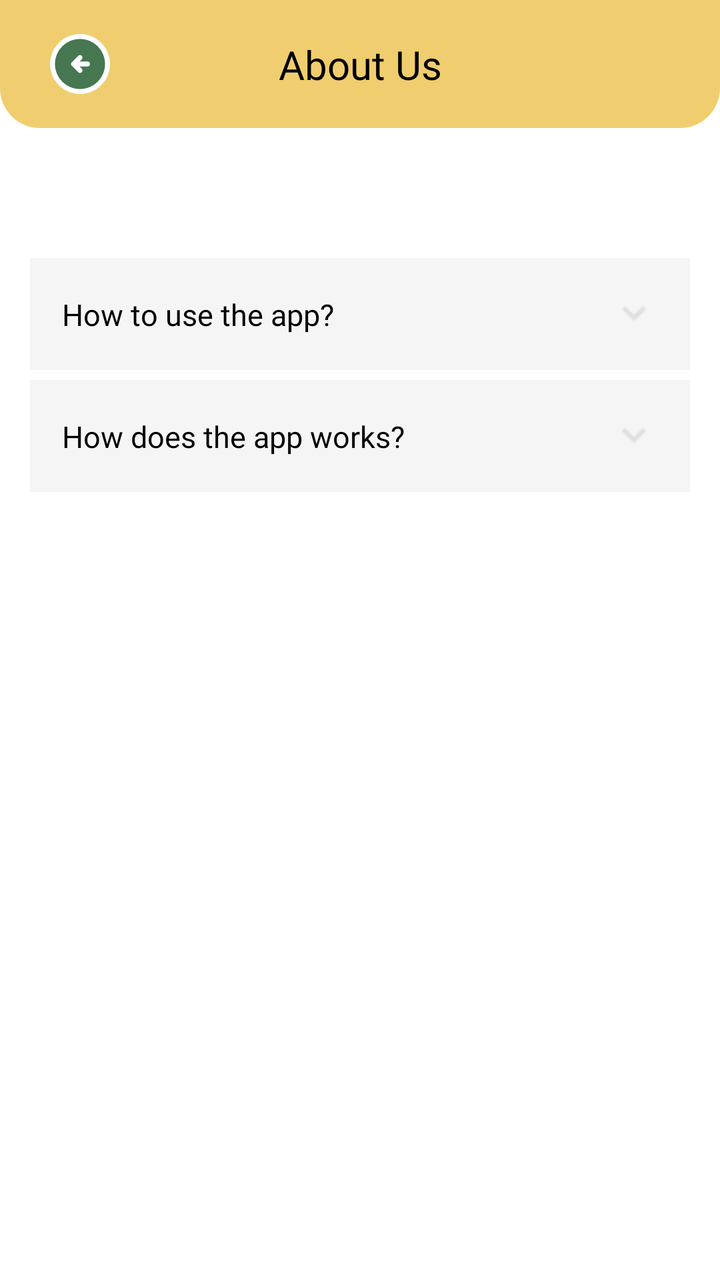
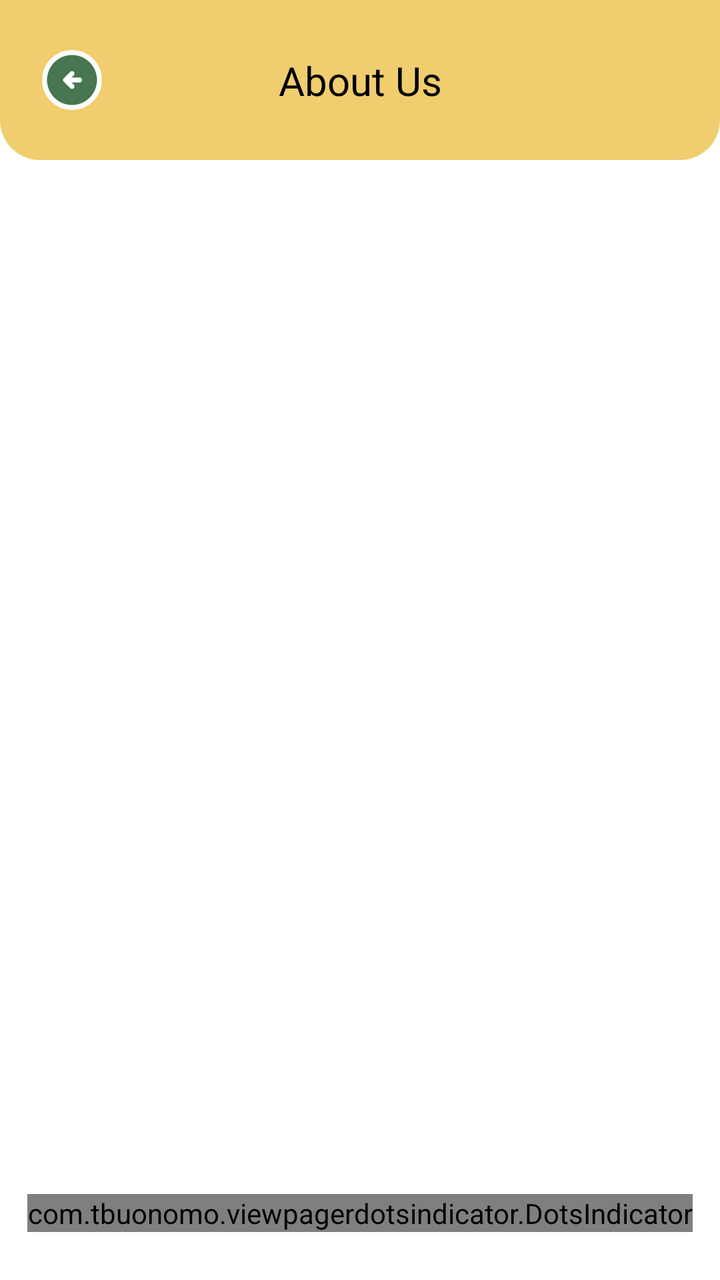

Two renders of the same Android screen: before a commit and after it. Below are the layout's source before the change and the commit's diff.
<!-- AndroidManifest.xml: application theme Theme.SortItJSON -->
<!-- res/layout/fragment_about.xml -->
<?xml version="1.0" encoding="utf-8"?>
<ScrollView
    xmlns:android="http://schemas.android.com/apk/res/android"
    xmlns:app="http://schemas.android.com/apk/res-auto"
    android:layout_width="match_parent"
    android:layout_height="match_parent"
    android:fillViewport="true"
    android:background="#FFFFFF">

    
    <LinearLayout
        android:layout_width="match_parent"
        android:layout_height="wrap_content"
        android:orientation="vertical">


        

        <LinearLayout
            android:layout_width="match_parent"
            android:layout_height="wrap_content"
            android:orientation="vertical">

            
            <androidx.constraintlayout.widget.ConstraintLayout
                android:layout_width="match_parent"
                android:layout_height="wrap_content"
                android:minHeight="60dp"
                android:paddingHorizontal="20dp"
                android:paddingVertical="12dp"
                android:background="@drawable/yellow_header_page">

                
                <ImageButton
                    android:id="@+id/btnBack"
                    android:layout_width="40dp"
                    android:layout_height="40dp"
                    android:background="@android:color/transparent"
                    android:contentDescription="Back"
                    android:padding="8dp"
                    android:src="@drawable/button_green_backward"
                    app:layout_constraintStart_toStartOf="parent"
                    app:layout_constraintTop_toTopOf="parent"
                    app:layout_constraintBottom_toBottomOf="parent"/>

                
                <TextView
                    android:id="@+id/title"
                    android:layout_width="wrap_content"
                    android:layout_height="wrap_content"
                    android:text="About Us"
                    android:textColor="#000000"
                    android:textSize="20sp"
                    android:fontFamily="@font/montserrat_bold"
                    app:layout_constraintStart_toStartOf="parent"
                    app:layout_constraintEnd_toEndOf="parent"
                    app:layout_constraintTop_toTopOf="parent"
                    app:layout_constraintBottom_toBottomOf="parent"/>

            </androidx.constraintlayout.widget.ConstraintLayout>

            

            <LinearLayout
                android:layout_width="match_parent"
                android:layout_height="wrap_content"
                android:layout_marginTop="50dp"
                android:padding="15dp"
                android:orientation="vertical">

                
                <LinearLayout
                    android:id="@+id/layoutQuestion1"
                    android:layout_width="match_parent"
                    android:layout_height="wrap_content"
                    android:orientation="vertical"
                    android:background="#F5F5F5"
                    android:padding="16dp"
                    android:layout_marginBottom="5dp">

                    
                    <androidx.constraintlayout.widget.ConstraintLayout
                        android:layout_width="match_parent"
                        android:layout_height="wrap_content">

                        <TextView
                            android:id="@+id/tvQuestion1"
                            android:layout_width="0dp"
                            android:layout_height="wrap_content"
                            android:text="How to use the app?"
                            android:textSize="15sp"
                            android:textColor="#000000"
                            android:fontFamily="@font/montserrat_bold"
                            app:layout_constraintStart_toStartOf="parent"
                            app:layout_constraintEnd_toStartOf="@id/arrowIcon1"
                            app:layout_constraintTop_toTopOf="parent"
                            app:layout_constraintBottom_toBottomOf="parent"/>

                        <ImageView
                            android:id="@+id/arrowIcon1"
                            android:layout_width="24dp"
                            android:layout_height="24dp"
                            android:src="@drawable/arrow_down"
                            app:layout_constraintEnd_toEndOf="parent"
                            app:layout_constraintTop_toTopOf="parent"
                            app:layout_constraintBottom_toBottomOf="parent"/>
                    </androidx.constraintlayout.widget.ConstraintLayout>

                    
                    <TextView
                        android:id="@+id/tvAnswer1"
                        android:layout_width="match_parent"
                        android:layout_height="wrap_content"
                        android:justificationMode="inter_word"
                        android:fontFamily="@font/montserrat_regular"
                        android:text="Capture the image of the waste. Let the system analyze the material. Identify the classification. Learn and recycle."
                        android:textSize="15sp"
                        android:textColor="#555555"
                        android:visibility="gone"
                        android:paddingTop="12dp"/>

                </LinearLayout>

                
                
                <LinearLayout
                    android:id="@+id/layoutQuestion2"
                    android:layout_width="match_parent"
                    android:layout_height="wrap_content"
                    android:orientation="vertical"
                    android:background="#F5F5F5"
                    android:padding="16dp"
                    android:layout_marginBottom="5dp">

                    
                    <androidx.constraintlayout.widget.ConstraintLayout
                        android:layout_width="match_parent"
                        android:layout_height="wrap_content">

                        <TextView
                            android:id="@+id/tvQuestion2"
                            android:layout_width="0dp"
                            android:layout_height="wrap_content"
                            android:text="How does the app works?"
                            android:textSize="15sp"
                            android:textColor="#000000"
                            android:fontFamily="@font/montserrat_bold"
                            app:layout_constraintStart_toStartOf="parent"
                            app:layout_constraintEnd_toStartOf="@id/arrowIcon2"
                            app:layout_constraintTop_toTopOf="parent"
                            app:layout_constraintBottom_toBottomOf="parent"/>

                        <ImageView
                            android:id="@+id/arrowIcon2"
                            android:layout_width="24dp"
                            android:layout_height="24dp"
                            android:src="@drawable/arrow_down"
                            app:layout_constraintEnd_toEndOf="parent"
                            app:layout_constraintTop_toTopOf="parent"
                            app:layout_constraintBottom_toBottomOf="parent"/>
                    </androidx.constraintlayout.widget.ConstraintLayout>

                    
                    <TextView
                        android:id="@+id/tvAnswer2"
                        android:layout_width="match_parent"
                        android:layout_height="wrap_content"
                        android:justificationMode="inter_word"
                        android:fontFamily="@font/montserrat_regular"
                        android:text="Capture a photo of any material. The system analyzes the image using AI-based classification. It identifies the type of material (plastic, paper, glass, metal, etc.) and tells you if it’s recyclable. The app also provides recycling tips and disposal guidance."
                        android:textSize="15sp"
                        android:textColor="#555555"
                        android:visibility="gone"
                        android:paddingTop="12dp"/>

                </LinearLayout>

            </LinearLayout>

        </LinearLayout>

    </LinearLayout>
</ScrollView>
<!-- resources referenced by this layout -->
<resources>
  <!-- drawable arrow_down: png bitmap (drawable, 249 bytes) -->
  <!-- drawable button_green_backward (drawable) -->
  <vector xmlns:android="http://schemas.android.com/apk/res/android"
      android:width="30dp"
      android:height="30dp"
      android:viewportWidth="24"
      android:viewportHeight="24">
    <path
        android:pathData="M24,12C24,18.627 18.627,24 12,24C5.373,24 0,18.627 0,12C0,5.373 5.373,0 12,0C18.627,0 24,5.373 24,12Z"
        android:fillColor="#ffffff"/>
    <path
        android:pathData="M11.8,13H15C15.283,13 15.521,12.904 15.712,12.712C15.904,12.521 16,12.283 16,12C16,11.717 15.904,11.479 15.712,11.288C15.521,11.096 15.283,11 15,11H11.8L12.7,10.1C12.883,9.917 12.975,9.683 12.975,9.4C12.975,9.117 12.883,8.883 12.7,8.7C12.517,8.517 12.283,8.425 12,8.425C11.717,8.425 11.483,8.517 11.3,8.7L8.7,11.3C8.5,11.5 8.4,11.733 8.4,12C8.4,12.267 8.5,12.5 8.7,12.7L11.3,15.3C11.483,15.483 11.717,15.575 12,15.575C12.283,15.575 12.517,15.483 12.7,15.3C12.883,15.117 12.975,14.883 12.975,14.6C12.975,14.317 12.883,14.083 12.7,13.9L11.8,13ZM12,22C10.617,22 9.317,21.737 8.1,21.212C6.883,20.688 5.825,19.975 4.925,19.075C4.025,18.175 3.313,17.117 2.787,15.9C2.263,14.683 2,13.383 2,12C2,10.617 2.263,9.317 2.787,8.1C3.313,6.883 4.025,5.825 4.925,4.925C5.825,4.025 6.883,3.313 8.1,2.787C9.317,2.263 10.617,2 12,2C13.383,2 14.683,2.263 15.9,2.787C17.117,3.313 18.175,4.025 19.075,4.925C19.975,5.825 20.688,6.883 21.212,8.1C21.737,9.317 22,10.617 22,12C22,13.383 21.737,14.683 21.212,15.9C20.688,17.117 19.975,18.175 19.075,19.075C18.175,19.975 17.117,20.688 15.9,21.212C14.683,21.737 13.383,22 12,22Z"
        android:fillColor="#467750"/>
  </vector>
  <!-- drawable yellow_header_page (drawable) -->
  <shape xmlns:android="http://schemas.android.com/apk/res/android">
      <solid android:color="#F0CD6E"/>
  
      <corners
          android:bottomLeftRadius="20dp"
          android:bottomRightRadius="20dp"/>
  </shape>
  <style name="Theme.SortItJSON" parent="Base.Theme.SortItJSON" />
  <style name="Base.Theme.SortItJSON" parent="Theme.Material3.DayNight.NoActionBar">
          
          <item name="colorPrimary">@color/darkgreen</item>
      </style>
  <color name="darkgreen">#467750</color>
</resources>

<!-- the commit's change to res/layout/fragment_about.xml (unified diff, before → after) -->
@@ -1,183 +1,64 @@
 <?xml version="1.0" encoding="utf-8"?>
-<ScrollView
-    xmlns:android="http://schemas.android.com/apk/res/android"
+<androidx.constraintlayout.widget.ConstraintLayout xmlns:android="http://schemas.android.com/apk/res/android"
     xmlns:app="http://schemas.android.com/apk/res-auto"
     android:layout_width="match_parent"
     android:layout_height="match_parent"
-    android:fillViewport="true"
-    android:background="#FFFFFF">
+    android:background="@android:color/white">
 
     
-    <LinearLayout
+    <androidx.constraintlayout.widget.ConstraintLayout
+        android:id="@+id/header"
         android:layout_width="match_parent"
+        android:layout_height="80dp"
+        android:background="@drawable/yellow_header_page"
+        app:layout_constraintTop_toTopOf="parent">
+
+        <ImageButton
+            android:id="@+id/btnBack"
+            android:layout_width="40dp"
+            android:layout_height="40dp"
+            android:layout_marginStart="16dp"
+            android:background="@android:color/transparent"
+            android:src="@drawable/button_green_backward"
+            app:layout_constraintBottom_toBottomOf="parent"
+            app:layout_constraintStart_toStartOf="parent"
+            app:layout_constraintTop_toTopOf="parent" />
+
+        <TextView
+            android:layout_width="wrap_content"
+            android:layout_height="wrap_content"
+            android:fontFamily="@font/montserrat_bold"
+            android:text="About Us"
+            android:textColor="#000000"
+            android:textSize="20sp"
+            app:layout_constraintBottom_toBottomOf="parent"
+            app:layout_constraintEnd_toEndOf="parent"
+            app:layout_constraintStart_toStartOf="parent"
+            app:layout_constraintTop_toTopOf="parent" />
+    </androidx.constraintlayout.widget.ConstraintLayout>
+
+    
+    <androidx.viewpager2.widget.ViewPager2
+        android:id="@+id/aboutViewPager"
+        android:layout_width="match_parent"
+        android:layout_height="0dp"
+        app:layout_constraintBottom_toTopOf="@+id/dots_indicator"
+        app:layout_constraintTop_toBottomOf="@id/header" />
+
+    
+    <com.tbuonomo.viewpagerdotsindicator.DotsIndicator
+        android:id="@+id/dots_indicator"
+        android:layout_width="wrap_content"
         android:layout_height="wrap_content"
-        android:orientation="vertical">
+        android:layout_marginBottom="24dp"
+        app:dotsColor="#D9D9D9"
+        app:dotsCornerRadius="8dp"
+        app:dotsSize="10dp"
+        app:dotsSpacing="4dp"
+        app:dotsWidthFactor="2.5"
+        app:layout_constraintBottom_toBottomOf="parent"
+        app:layout_constraintEnd_toEndOf="parent"
+        app:layout_constraintStart_toStartOf="parent"
+        app:selectedDotColor="#467750" />
 
-
-        
-
-        <LinearLayout
-            android:layout_width="match_parent"
-            android:layout_height="wrap_content"
-            android:orientation="vertical">
-
-            
-            <androidx.constraintlayout.widget.ConstraintLayout
-                android:layout_width="match_parent"
-                android:layout_height="wrap_content"
-                android:minHeight="60dp"
-                android:paddingHorizontal="20dp"
-                android:paddingVertical="12dp"
-                android:background="@drawable/yellow_header_page">
-
-                
-                <ImageButton
-                    android:id="@+id/btnBack"
-                    android:layout_width="40dp"
-                    android:layout_height="40dp"
-                    android:background="@android:color/transparent"
-                    android:contentDescription="Back"
-                    android:padding="8dp"
-                    android:src="@drawable/button_green_backward"
-                    app:layout_constraintStart_toStartOf="parent"
-                    app:layout_constraintTop_toTopOf="parent"
-                    app:layout_constraintBottom_toBottomOf="parent"/>
-
-                
-                <TextView
-                    android:id="@+id/title"
-                    android:layout_width="wrap_content"
-                    android:layout_height="wrap_content"
-                    android:text="About Us"
-                    android:textColor="#000000"
-                    android:textSize="20sp"
-                    android:fontFamily="@font/montserrat_bold"
-                    app:layout_constraintStart_toStartOf="parent"
-                    app:layout_constraintEnd_toEndOf="parent"
-                    app:layout_constraintTop_toTopOf="parent"
-                    app:layout_constraintBottom_toBottomOf="parent"/>
-
-            </androidx.constraintlayout.widget.ConstraintLayout>
-
-            
-
-            <LinearLayout
-                android:layout_width="match_parent"
-                android:layout_height="wrap_content"
-                android:layout_marginTop="50dp"
-                android:padding="15dp"
-                android:orientation="vertical">
-
-                
-                <LinearLayout
-                    android:id="@+id/layoutQuestion1"
-                    android:layout_width="match_parent"
-                    android:layout_height="wrap_content"
-                    android:orientation="vertical"
-                    android:background="#F5F5F5"
-                    android:padding="16dp"
-                    android:layout_marginBottom="5dp">
-
-                    
-                    <androidx.constraintlayout.widget.ConstraintLayout
-                        android:layout_width="match_parent"
-                        android:layout_height="wrap_content">
-
-                        <TextView
-                            android:id="@+id/tvQuestion1"
-                            android:layout_width="0dp"
-                            android:layout_height="wrap_content"
-                            android:text="How to use the app?"
-                            android:textSize="15sp"
-                            android:textColor="#000000"
-                            android:fontFamily="@font/montserrat_bold"
-                            app:layout_constraintStart_toStartOf="parent"
-                            app:layout_constraintEnd_toStartOf="@id/arrowIcon1"
-                            app:layout_constraintTop_toTopOf="parent"
-                            app:layout_constraintBottom_toBottomOf="parent"/>
-
-                        <ImageView
-                            android:id="@+id/arrowIcon1"
-                            android:layout_width="24dp"
-                            android:layout_height="24dp"
-                            android:src="@drawable/arrow_down"
-                            app:layout_constraintEnd_toEndOf="parent"
-                            app:layout_constraintTop_toTopOf="parent"
-                            app:layout_constraintBottom_toBottomOf="parent"/>
-                    </androidx.constraintlayout.widget.ConstraintLayout>
-
-                    
-                    <TextView
-                        android:id="@+id/tvAnswer1"
-                        android:layout_width="match_parent"
-                        android:layout_height="wrap_content"
-                        android:justificationMode="inter_word"
-                        android:fontFamily="@font/montserrat_regular"
-                        android:text="Capture the image of the waste. Let the system analyze the material. Identify the classification. Learn and recycle."
-                        android:textSize="15sp"
-                        android:textColor="#555555"
-                        android:visibility="gone"
-                        android:paddingTop="12dp"/>
-
-                </LinearLayout>
-
-                
-                
-                <LinearLayout
-                    android:id="@+id/layoutQuestion2"
-                    android:layout_width="match_parent"
-                    android:layout_height="wrap_content"
-                    android:orientation="vertical"
-                    android:background="#F5F5F5"
-                    android:padding="16dp"
-                    android:layout_marginBottom="5dp">
-
-                    
-                    <androidx.constraintlayout.widget.ConstraintLayout
-                        android:layout_width="match_parent"
-                        android:layout_height="wrap_content">
-
-                        <TextView
-                            android:id="@+id/tvQuestion2"
-                            android:layout_width="0dp"
-                            android:layout_height="wrap_content"
-                            android:text="How does the app works?"
-                            android:textSize="15sp"
-                            android:textColor="#000000"
-                            android:fontFamily="@font/montserrat_bold"
-                            app:layout_constraintStart_toStartOf="parent"
-                            app:layout_constraintEnd_toStartOf="@id/arrowIcon2"
-                            app:layout_constraintTop_toTopOf="parent"
-                            app:layout_constraintBottom_toBottomOf="parent"/>
-
-                        <ImageView
-                            android:id="@+id/arrowIcon2"
-                            android:layout_width="24dp"
-                            android:layout_height="24dp"
-                            android:src="@drawable/arrow_down"
-                            app:layout_constraintEnd_toEndOf="parent"
-                            app:layout_constraintTop_toTopOf="parent"
-                            app:layout_constraintBottom_toBottomOf="parent"/>
-                    </androidx.constraintlayout.widget.ConstraintLayout>
-
-                    
-                    <TextView
-                        android:id="@+id/tvAnswer2"
-                        android:layout_width="match_parent"
-                        android:layout_height="wrap_content"
-                        android:justificationMode="inter_word"
-                        android:fontFamily="@font/montserrat_regular"
-                        android:text="Capture a photo of any material. The system analyzes the image using AI-based classification. It identifies the type of material (plastic, paper, glass, metal, etc.) and tells you if it’s recyclable. The app also provides recycling tips and disposal guidance."
-                        android:textSize="15sp"
-                        android:textColor="#555555"
-                        android:visibility="gone"
-                        android:paddingTop="12dp"/>
-
-                </LinearLayout>
-
-            </LinearLayout>
-
-        </LinearLayout>
-
-    </LinearLayout>
-</ScrollView>
+</androidx.constraintlayout.widget.ConstraintLayout>
<!-- resource entries referenced after the edit -->
@@ -1,6 +1,5 @@
 <!-- resources referenced by this layout -->
 <resources>
-  <!-- drawable arrow_down: png bitmap (drawable, 249 bytes) -->
   <!-- drawable button_green_backward (drawable) -->
   <vector xmlns:android="http://schemas.android.com/apk/res/android"
       android:width="30dp"
